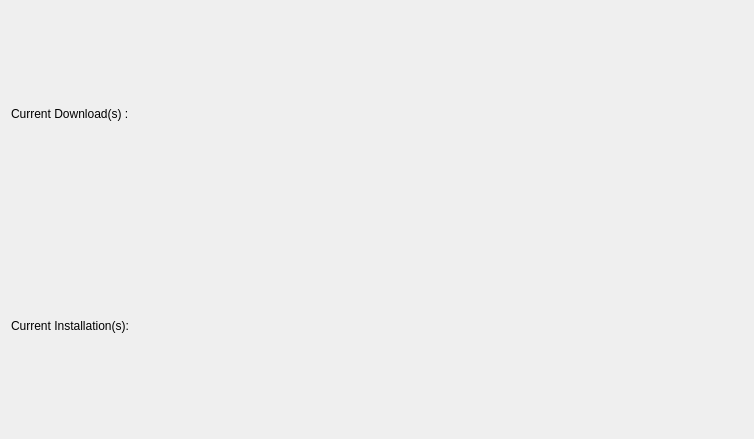
Before: the Qt Designer form downloadpage.ui in N1coc4colA/NeoStore, drawn with Qt 5.
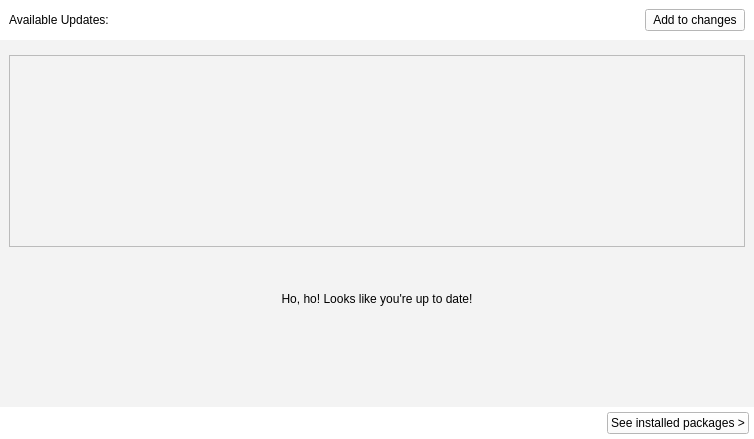
After: the same form once the commit is applied.

The edit to the form file:
```diff
--- a/downloadpage.ui
+++ b/downloadpage.ui
@@ -13,30 +13,300 @@
   <property name="windowTitle">
    <string>Form</string>
   </property>
-  <layout class="QHBoxLayout" name="horizontalLayout">
+  <property name="styleSheet">
+   <string notr="true">#UpdatePage{border-radius: 5px; background-color: #fff; }</string>
+  </property>
+  <layout class="QHBoxLayout" name="horizontalLayout_5">
+   <property name="spacing">
+    <number>6</number>
+   </property>
+   <property name="leftMargin">
+    <number>0</number>
+   </property>
+   <property name="topMargin">
+    <number>0</number>
+   </property>
+   <property name="rightMargin">
+    <number>0</number>
+   </property>
+   <property name="bottomMargin">
+    <number>0</number>
+   </property>
    <item>
-    <layout class="QVBoxLayout" name="verticalLayout">
-     <item>
-      <widget class="QLabel" name="label">
-       <property name="text">
-        <string>Current Download(s) :</string>
-       </property>
-      </widget>
-     </item>
-     <item>
-      <layout class="QVBoxLayout" name="downloadL"/>
-     </item>
-     <item>
-      <widget class="QLabel" name="label_2">
-       <property name="text">
-        <string>Current Installation(s):</string>
-       </property>
-      </widget>
-     </item>
-     <item>
-      <layout class="QVBoxLayout" name="installationL"/>
-     </item>
-    </layout>
+    <widget class="QWidget" name="mainUp" native="true">
+     <layout class="QVBoxLayout" name="verticalLayout_4">
+      <property name="spacing">
+       <number>0</number>
+      </property>
+      <property name="leftMargin">
+       <number>0</number>
+      </property>
+      <property name="topMargin">
+       <number>0</number>
+      </property>
+      <property name="rightMargin">
+       <number>0</number>
+      </property>
+      <property name="bottomMargin">
+       <number>0</number>
+      </property>
+      <item>
+       <spacer name="horizontalSpacer">
+        <property name="orientation">
+         <enum>Qt::Horizontal</enum>
+        </property>
+        <property name="sizeHint" stdset="0">
+         <size>
+          <width>0</width>
+          <height>0</height>
+         </size>
+        </property>
+       </spacer>
+      </item>
+      <item>
+       <widget class="QWidget" name="widget" native="true">
+        <property name="styleSheet">
+         <string notr="true">background: #f3f3f3;</string>
+        </property>
+        <layout class="QVBoxLayout" name="verticalLayout_3">
+         <property name="leftMargin">
+          <number>0</number>
+         </property>
+         <property name="topMargin">
+          <number>0</number>
+         </property>
+         <property name="rightMargin">
+          <number>0</number>
+         </property>
+         <property name="bottomMargin">
+          <number>0</number>
+         </property>
+         <item>
+          <widget class="QWidget" name="TITLE" native="true">
+           <property name="styleSheet">
+            <string notr="true">background: #fff;</string>
+           </property>
+           <layout class="QHBoxLayout" name="horizontalLayout_2">
+            <property name="leftMargin">
+             <number>9</number>
+            </property>
+            <property name="topMargin">
+             <number>9</number>
+            </property>
+            <property name="rightMargin">
+             <number>9</number>
+            </property>
+            <property name="bottomMargin">
+             <number>9</number>
+            </property>
+            <item>
+             <widget class="QLabel" name="label">
+              <property name="styleSheet">
+               <string notr="true"/>
+              </property>
+              <property name="text">
+               <string>Available Updates:</string>
+              </property>
+              <property name="textInteractionFlags">
+               <set>Qt::NoTextInteraction</set>
+              </property>
+             </widget>
+            </item>
+            <item>
+             <widget class="QPushButton" name="pushButton">
+              <property name="minimumSize">
+               <size>
+                <width>100</width>
+                <height>0</height>
+               </size>
+              </property>
+              <property name="maximumSize">
+               <size>
+                <width>100</width>
+                <height>16777215</height>
+               </size>
+              </property>
+              <property name="text">
+               <string>Add to changes</string>
+              </property>
+             </widget>
+            </item>
+           </layout>
+          </widget>
+         </item>
+         <item>
+          <widget class="QWidget" name="willet" native="true">
+           <layout class="QHBoxLayout" name="horizontalLayout">
+            <item>
+             <widget class="QListWidget" name="listWidget"/>
+            </item>
+            <item>
+             <spacer name="verticalSpacer">
+              <property name="orientation">
+               <enum>Qt::Vertical</enum>
+              </property>
+              <property name="sizeHint" stdset="0">
+               <size>
+                <width>0</width>
+                <height>0</height>
+               </size>
+              </property>
+             </spacer>
+            </item>
+           </layout>
+          </widget>
+         </item>
+         <item>
+          <widget class="QWidget" name="widget_3" native="true">
+           <property name="minimumSize">
+            <size>
+             <width>0</width>
+             <height>0</height>
+            </size>
+           </property>
+           <property name="maximumSize">
+            <size>
+             <width>16777215</width>
+             <height>16777215</height>
+            </size>
+           </property>
+           <layout class="QHBoxLayout" name="horizontalLayout_4">
+            <property name="spacing">
+             <number>0</number>
+            </property>
+            <property name="leftMargin">
+             <number>0</number>
+            </property>
+            <property name="topMargin">
+             <number>0</number>
+            </property>
+            <property name="rightMargin">
+             <number>0</number>
+            </property>
+            <property name="bottomMargin">
+             <number>0</number>
+            </property>
+            <item>
+             <layout class="QVBoxLayout" name="verticalLayout_5">
+              <property name="spacing">
+               <number>0</number>
+              </property>
+              <item>
+               <spacer name="verticalSpacer_3">
+                <property name="orientation">
+                 <enum>Qt::Vertical</enum>
+                </property>
+                <property name="sizeHint" stdset="0">
+                 <size>
+                  <width>0</width>
+                  <height>0</height>
+                 </size>
+                </property>
+               </spacer>
+              </item>
+              <item>
+               <widget class="QLabel" name="label_2">
+                <property name="text">
+                 <string>Ho, ho! Looks like you're up to date!</string>
+                </property>
+                <property name="alignment">
+                 <set>Qt::AlignCenter</set>
+                </property>
+               </widget>
+              </item>
+              <item>
+               <spacer name="verticalSpacer_2">
+                <property name="orientation">
+                 <enum>Qt::Vertical</enum>
+                </property>
+                <property name="sizeHint" stdset="0">
+                 <size>
+                  <width>0</width>
+                  <height>0</height>
+                 </size>
+                </property>
+               </spacer>
+              </item>
+             </layout>
+            </item>
+            <item>
+             <spacer name="verticalSpacer_4">
+              <property name="orientation">
+               <enum>Qt::Vertical</enum>
+              </property>
+              <property name="sizeHint" stdset="0">
+               <size>
+                <width>0</width>
+                <height>0</height>
+               </size>
+              </property>
+             </spacer>
+            </item>
+           </layout>
+          </widget>
+         </item>
+         <item>
+          <spacer name="verticalSpacer_5">
+           <property name="orientation">
+            <enum>Qt::Vertical</enum>
+           </property>
+           <property name="sizeHint" stdset="0">
+            <size>
+             <width>20</width>
+             <height>40</height>
+            </size>
+           </property>
+          </spacer>
+         </item>
+        </layout>
+       </widget>
+      </item>
+      <item>
+       <widget class="QWidget" name="footer" native="true">
+        <property name="styleSheet">
+         <string notr="true">background: #fff;</string>
+        </property>
+        <layout class="QHBoxLayout" name="horizontalLayout_3">
+         <property name="leftMargin">
+          <number>5</number>
+         </property>
+         <property name="topMargin">
+          <number>5</number>
+         </property>
+         <property name="rightMargin">
+          <number>5</number>
+         </property>
+         <property name="bottomMargin">
+          <number>5</number>
+         </property>
+         <item>
+          <spacer name="horizontalSpacer_2">
+           <property name="orientation">
+            <enum>Qt::Horizontal</enum>
+           </property>
+           <property name="sizeHint" stdset="0">
+            <size>
+             <width>40</width>
+             <height>20</height>
+            </size>
+           </property>
+          </spacer>
+         </item>
+         <item>
+          <widget class="QPushButton" name="pushButton_2">
+           <property name="text">
+            <string>See installed packages &gt;</string>
+           </property>
+          </widget>
+         </item>
+        </layout>
+       </widget>
+      </item>
+     </layout>
+    </widget>
+   </item>
+   <item>
+    <layout class="QHBoxLayout" name="listLayout"/>
    </item>
   </layout>
  </widget>
```
Left out of the diff: 4 changed lines with no effect on the pictures.
